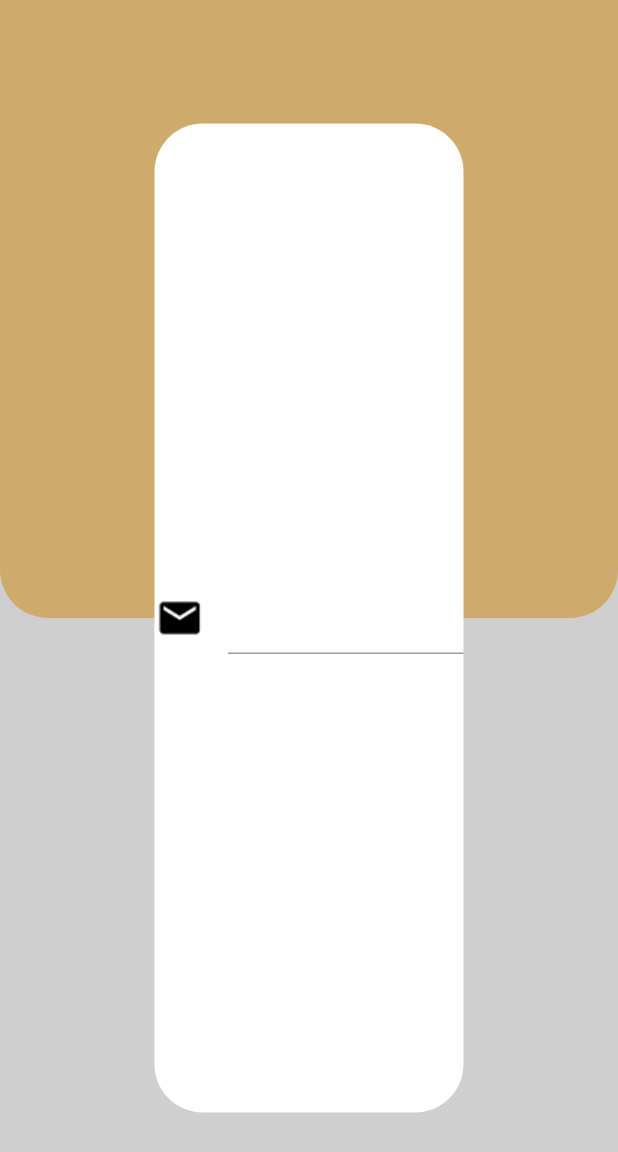
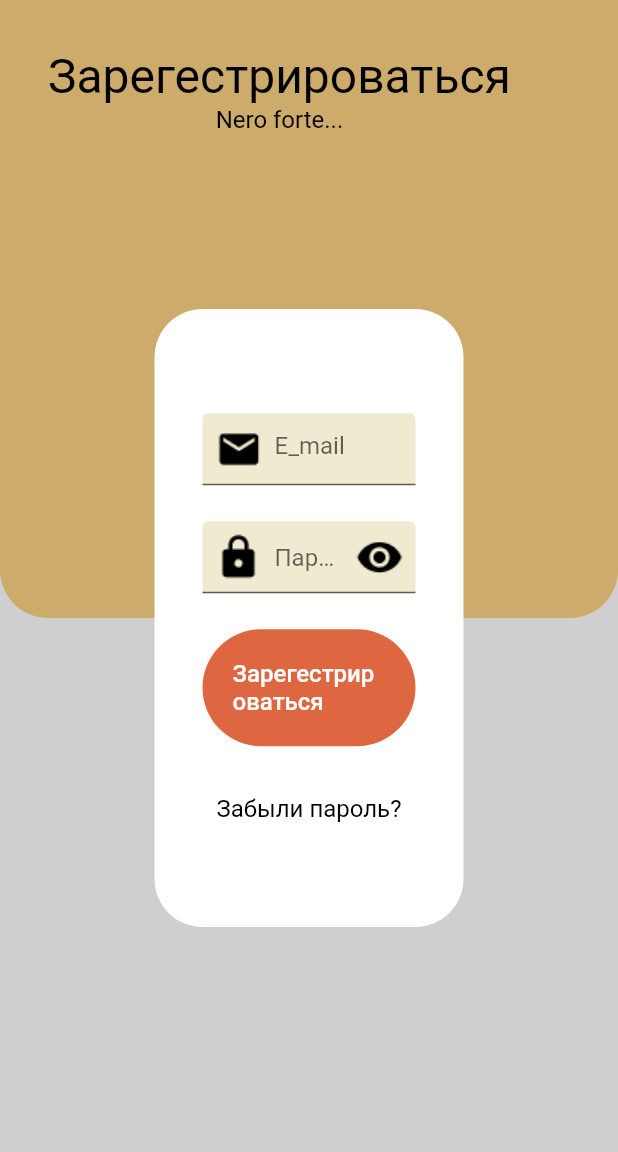
Before and after one commit to MoonLoone/fox_iot, a Flutter app: the screen it shows after launch, after a tap on "Зарегестрироваться", on a phone screen of 412 x 824 dp. Shown: the top 1152 px of the screen. Run offline on Flutter 3.47's test engine with Material 2 defaults, Android fonts, the light colour scheme and no system bars; generated files the repository leaves out were written again.

Commit message:
feat: Auth SignInPage верстка

```diff
--- a/lib/auth/sign_in_page/pres/SignInPage.dart
+++ b/lib/auth/sign_in_page/pres/SignInPage.dart
@@ -2,6 +2,8 @@ import 'package:flutter/material.dart';
 import 'package:fox_iot/res/components/background.dart';
 import 'package:fox_iot/res/values/assets.dart';
 import 'package:fox_iot/res/values/theme.dart';
+
+import '../../../res/values/s.dart';
 
 class SignInPage extends StatefulWidget {
   static const String navId = "sign_in_page";
@@ -23,15 +25,33 @@ class SignInPageState extends State<SignInPage> {
                 child: DecoratedBox(
                     decoration: BoxDecoration(color: FoxIotTheme.colors.tint)),
               ),
+              Padding(
+                  padding: const EdgeInsets.all(32),
+                  child: Column(
+                    mainAxisAlignment: MainAxisAlignment.start,
+                    children: [
+                      Text(S.of(context).signIn,
+                          style: FoxIotTheme.textStyles.h3),
+                      Text(
+                        "Nero forte...",
+                        style: FoxIotTheme.textStyles.primary,
+                      ),
+                    ],
+                  )),
               Center(
                   child: SizedBox(
                 width: MediaQuery.of(context).size.width * 0.5,
-                    height: MediaQuery.of(context).size.height * 0.8,
+                height: MediaQuery.of(context).size.height * 0.5,
                 child: DecoratedBox(
                     decoration: BoxDecoration(
                         color: FoxIotTheme.colors.primaryContainer,
                         borderRadius:
                             const BorderRadius.all(Radius.circular(32))),
+                    child: Padding(
+                        padding: const EdgeInsets.only(
+                          left: 32,
+                          right: 32,
+                        ),
                         child: Column(
                           mainAxisAlignment: MainAxisAlignment.center,
                           mainAxisSize: MainAxisSize.max,
@@ -40,12 +60,69 @@ class SignInPageState extends State<SignInPage> {
                               style: FoxIotTheme.textStyles.primary,
                               decoration: InputDecoration(
                                 fillColor: FoxIotTheme.colors.secondary,
+                                prefixIcon: IconButton(
                                   icon: Image.asset(FoxIotTheme
-                                      .assets[FoxIotAssetName.email]!.url)),
+                                      .assets[FoxIotAssetName.email]!.url),
+                                  onPressed: () {},
+                                ),
+                                hintText: S.of(context).e_mail,
+                                filled: true,
+                              ),
+                            ),
+                            const SizedBox(
+                              height: 24,
+                            ),
+                            TextField(
+                              textAlignVertical: TextAlignVertical.center,
+                              style: FoxIotTheme.textStyles.primary,
+                              decoration: InputDecoration(
+                                  fillColor: FoxIotTheme.colors.secondary,
+                                  prefixIcon: IconButton(
+                                    alignment: Alignment.bottomCenter,
+                                    icon: Image.asset(FoxIotTheme
+                                        .assets[FoxIotAssetName.passwordLock]!
+                                        .url),
+                                    onPressed: () {},
+                                  ),
+                                  suffixIcon: IconButton(
+                                    alignment: Alignment.center,
+                                    icon: Image.asset(FoxIotTheme
+                                        .assets[FoxIotAssetName.visible]!.url),
+                                    onPressed: () {},
+                                  ),
+                                  hintText: S.of(context).password,
+                                  filled: true),
+                            ),
+                            const SizedBox(
+                              height: 24,
+                            ),
+                            TextButton(
+                              onPressed: () {},
+                              style: ButtonStyle(
+                                  backgroundColor: MaterialStateProperty.all(
+                                      FoxIotTheme.colors.third),
+                                  padding: MaterialStateProperty.all(
+                                      const EdgeInsets.all(20)),
+                                  shape: MaterialStateProperty.all(
+                                      RoundedRectangleBorder(
+                                          borderRadius:
+                                              BorderRadius.circular(100)))),
+                              child: Text(
+                                S.of(context).signIn,
+                                style: FoxIotTheme.textStyles.primary.copyWith(
+                                    color: FoxIotTheme.colors.onThird),
+                              ),
+                            ),
+                            const SizedBox(
+                              height: 32,
+                            ),
+                            Text(
+                              S.of(context).forgot_password,
+                              style: FoxIotTheme.textStyles.primary,
                             )
                           ],
                         ))),
-              )
+              ))
             ])));
   }
 }
--- a/lib/res/values/app_en.arb
+++ b/lib/res/values/app_en.arb
@@ -3,5 +3,6 @@
   "signUp": "Sign up",
   "connect_using": "Or connect with",
   "e_mail": "E_mail",
-  "password": "Password"
+  "password": "Password",
+  "forgot_password": "Forgot password?"
 }
--- a/lib/res/values/app_ru.arb
+++ b/lib/res/values/app_ru.arb
@@ -3,5 +3,7 @@
   "signUp": "Войти",
   "connect_using": "Войти с помощью",
   "e_mail": "E_mail",
-  "password": "Пароль"
+  "password": "Пароль",
+  "forgot_password": "Забыли пароль?"
+
 }
--- a/lib/res/values/assets.dart
+++ b/lib/res/values/assets.dart
@@ -3,10 +3,12 @@ import 'dart:ui';
 import 'package:flutter/cupertino.dart';
 
 class FoxIoTAssets {
-  String url;
-  Size size;
+  final String url;
+  final Size size;
 
-  FoxIoTAssets(this.url, this.size);
+  FoxIoTAssets({
+    required this.url,
+    required this.size});
 }
 
 enum FoxIotAssetName {
--- a/lib/res/values/colors.dart
+++ b/lib/res/values/colors.dart
@@ -1,14 +1,22 @@
 import 'dart:ui';
 
 class FoxIoTColors {
-  Color primary;
-  Color secondary;
-  Color primaryContainer;
-  Color tint;
-  Color textPrimary;
-  Color textSecondary;
-  Color third;
+  final Color primary;
+  final Color secondary;
+  final Color primaryContainer;
+  final Color tint;
+  final Color textPrimary;
+  final Color textSecondary;
+  final Color third;
+  final Color onThird;
 
-  FoxIoTColors(this.primary, this.secondary, this.primaryContainer,
-      this.tint, this.textPrimary, this.textSecondary, this.third);
+  FoxIoTColors(
+      {required this.primary,
+      required this.secondary,
+      required this.primaryContainer,
+      required this.tint,
+      required this.textPrimary,
+      required this.textSecondary,
+      required this.third,
+      required this.onThird});
 }
--- a/lib/res/values/text_styles.dart
+++ b/lib/res/values/text_styles.dart
@@ -1,13 +1,18 @@
 import 'package:flutter/material.dart';
 
 class FoxTextStyles {
-  TextStyle primary;
-  TextStyle secondary;
-  TextStyle h1;
-  TextStyle h2;
-  TextStyle h3;
-  TextStyle h4;
+  final TextStyle primary;
+  final TextStyle secondary;
+  final TextStyle h1;
+  final TextStyle h2;
+  final TextStyle h3;
+  final TextStyle h4;
 
   FoxTextStyles(
-      this.primary, this.secondary, this.h1, this.h2, this.h3, this.h4);
+      {required this.primary,
+      required this.secondary,
+      required this.h1,
+      required this.h2,
+      required this.h3,
+      required this.h4});
 }
--- a/lib/res/values/theme.dart
+++ b/lib/res/values/theme.dart
@@ -7,33 +7,35 @@ class FoxIotTheme {
   FoxIotTheme._init(BuildContext context) {}
 
   static final FoxIoTColors colors = FoxIoTColors(
-      const Color(0xFFfcd383),
-      const Color(0xFFEFEAD0),
-      const Color(0xFFffffff),
-      const Color(0x30000000),
-      const Color(0xFF000000),
-      const Color(0xFF898989),
-      const Color(0xFFDE6640));
+    primary: const Color(0xFFfcd383),
+    secondary: const Color(0xFFEFEAD0),
+    primaryContainer: const Color(0xFFffffff),
+    tint: const Color(0x30000000),
+    textPrimary: const Color(0xFF000000),
+    textSecondary: const Color(0xFF898989),
+    third: const Color(0xFFDE6640),
+    onThird: const Color(0xFFffffff),
+  );
 
   static final FoxTextStyles textStyles = FoxTextStyles(
-    TextStyle(fontSize: 16, color: colors.textPrimary),
-    TextStyle(fontSize: 12, color: colors.textSecondary),
-    TextStyle(fontSize: 56, color: colors.primary),
-    TextStyle(fontSize: 48, color: colors.primary),
-    TextStyle(fontSize: 32, color: colors.primary),
-    TextStyle(fontSize: 24, color: colors.primary),
+    primary: TextStyle(fontSize: 16, color: colors.textPrimary),
+    secondary: TextStyle(fontSize: 12, color: colors.textSecondary),
+    h1: TextStyle(fontSize: 56, color: colors.textPrimary),
+    h2: TextStyle(fontSize: 48, color: colors.textPrimary),
+    h3: TextStyle(fontSize: 32, color: colors.textPrimary),
+    h4: TextStyle(fontSize: 24, color: colors.textPrimary),
   );
 
   static final Map<FoxIotAssetName, FoxIoTAssets> assets = {
-    FoxIotAssetName.email:
-        FoxIoTAssets("lib/res/assets/e_mail_icon.png", const Size(32, 32)),
-    FoxIotAssetName.passwordLock:
-        FoxIoTAssets("lib/res/assets/lock_passw_icon.png", const Size(32, 32)),
-    FoxIotAssetName.person:
-        FoxIoTAssets("lib/res/assets/person_icon.png", const Size(32, 32)),
-    FoxIotAssetName.visible:
-        FoxIoTAssets("lib/res/assets/visible_icon.png", const Size(32, 32)),
-    FoxIotAssetName.facebook:
-        FoxIoTAssets("lib/res/assets/icon_facebook.png", const Size(32, 32)),
+    FoxIotAssetName.email: FoxIoTAssets(
+        url: "lib/res/assets/e_mail_icon.png", size: const Size(32, 32)),
+    FoxIotAssetName.passwordLock: FoxIoTAssets(
+        url: "lib/res/assets/lock_passw_icon.png", size: const Size(32, 32)),
+    FoxIotAssetName.person: FoxIoTAssets(
+        url: "lib/res/assets/person_icon.png", size: const Size(32, 32)),
+    FoxIotAssetName.visible: FoxIoTAssets(
+        url: "lib/res/assets/visible_icon.png", size: const Size(32, 32)),
+    FoxIotAssetName.facebook: FoxIoTAssets(
+        url: "lib/res/assets/icon_facebook.png", size: const Size(32, 32)),
   };
 }
```
Lines whose indentation alone changed are shown as unchanged.
